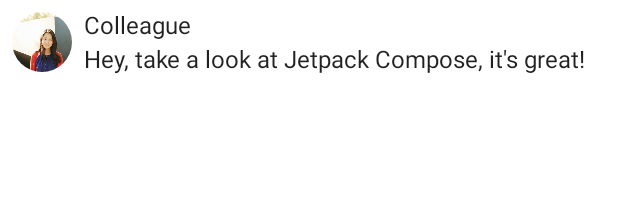
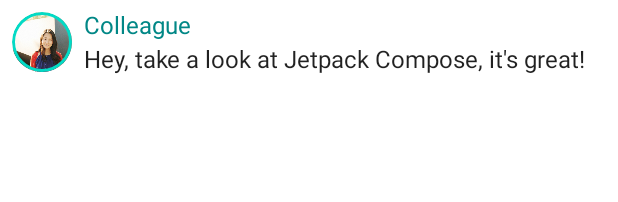
Before and after one commit to dddooo9/compose-practice, an Android app built with Jetpack Compose: the @Preview function PreviewMessageCard, on a phone screen of 412 x 824 dp. Shown: the top 202 px of the screen. Run offline under Robolectric (Android 15) with nearby library versions, the phone set to English and light mode, and no system bars.

Commit message:
[STYLE] Material Color 적용

```diff
--- a/app/src/main/java/com/doyeon/composepractice/MainActivity.kt
+++ b/app/src/main/java/com/doyeon/composepractice/MainActivity.kt
@@ -4,6 +4,7 @@ import android.os.Bundle
 import androidx.activity.ComponentActivity
 import androidx.activity.compose.setContent
 import androidx.compose.foundation.Image
+import androidx.compose.foundation.border
 import androidx.compose.foundation.layout.Column
 import androidx.compose.foundation.layout.Row
 import androidx.compose.foundation.layout.Spacer
@@ -46,12 +47,16 @@ fun MessageCard(msg: Message) {
             modifier = Modifier
                 .size(40.dp)
                 .clip(CircleShape)
+                .border(1.5.dp, MaterialTheme.colors.secondary, CircleShape)
         )
 
         Spacer(modifier = Modifier.width(8.dp))
 
         Column {
-            Text(text = msg.author)
+            Text(
+                text = msg.author,
+                color = MaterialTheme.colors.secondaryVariant
+            )
             Spacer(modifier = Modifier.height(4.dp))
             Text(text = msg.body)
         }
```
